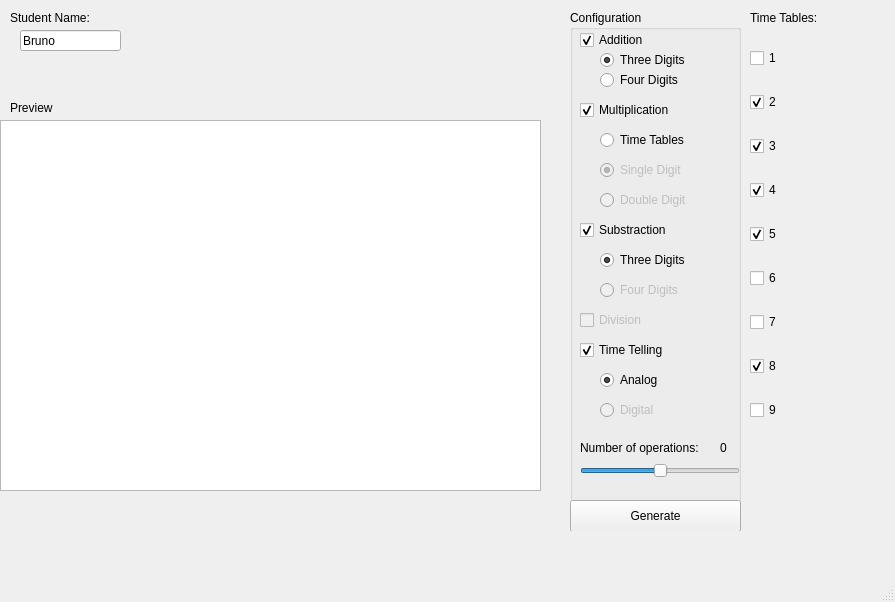
This is ui/multui.ui in miguelgarciaarribas/multroaster as Qt 5 draws it before an edit. The edited form follows.
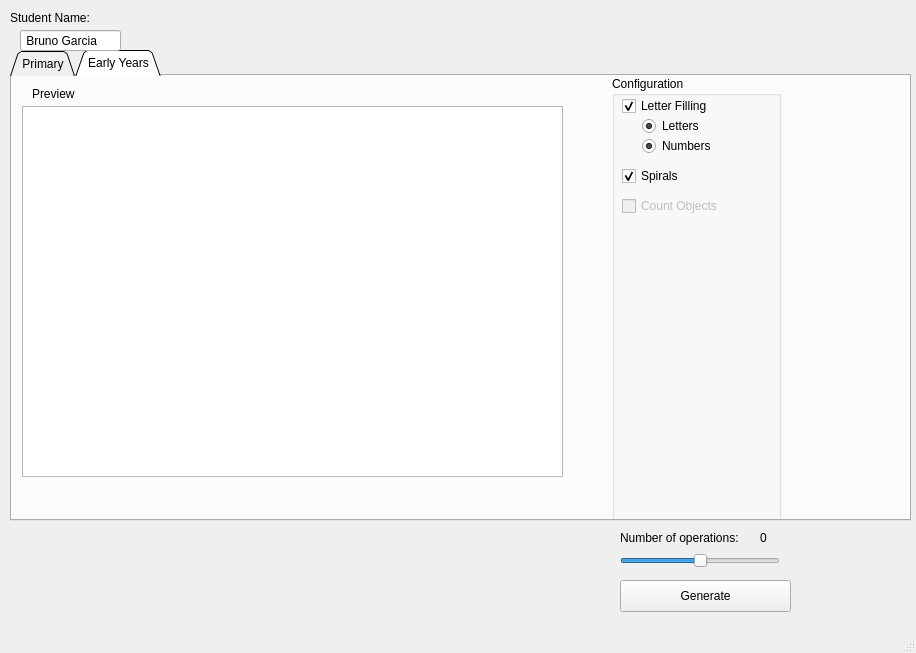
This is the edited form. The open tabs and pages were chosen to show the change.

Commit message:
Introduce support for Early Year operations
  Add a tabbed interface to configure operations for Primary and Early Years
  Introduce two new early year operations: Spirals and dotted letters

Patch:
```diff
--- a/ui/multui.ui
+++ b/ui/multui.ui
@@ -6,26 +6,167 @@
    <rect>
     <x>0</x>
     <y>0</y>
-    <width>895</width>
-    <height>602</height>
+    <width>916</width>
+    <height>653</height>
    </rect>
   </property>
   <property name="windowTitle">
    <string>MainWindow</string>
   </property>
   <widget class="QWidget" name="centralwidget">
-   <widget class="QWidget" name="gridLayoutWidget">
+   <widget class="QTabWidget" name="tabWidget">
     <property name="geometry">
      <rect>
-      <x>570</x>
+      <x>10</x>
+      <y>50</y>
+      <width>901</width>
+      <height>471</height>
+     </rect>
+    </property>
+    <property name="tabPosition">
+     <enum>QTabWidget::North</enum>
+    </property>
+    <property name="tabShape">
+     <enum>QTabWidget::Triangular</enum>
+    </property>
+    <property name="currentIndex">
+     <number>0</number>
+    </property>
+    <property name="documentMode">
+     <bool>false</bool>
+    </property>
+    <property name="tabsClosable">
+     <bool>false</bool>
+    </property>
+    <widget class="QWidget" name="tab">
+     <attribute name="title">
+      <string>Primary</string>
+     </attribute>
+     <widget class="QLabel" name="label">
+      <property name="geometry">
+       <rect>
+        <x>30</x>
       <y>10</y>
-      <width>171</width>
-      <height>521</height>
-     </rect>
-    </property>
-    <layout class="QGridLayout" name="gridLayout">
-     <item row="2" column="0">
+        <width>60</width>
+        <height>16</height>
+       </rect>
+      </property>
+      <property name="text">
+       <string>Preview</string>
+      </property>
+     </widget>
+     <widget class="QTextBrowser" name="resultDisplay">
+      <property name="geometry">
+       <rect>
+        <x>20</x>
+        <y>30</y>
+        <width>541</width>
+        <height>371</height>
+       </rect>
+      </property>
+     </widget>
+     <widget class="QWidget" name="verticalLayoutWidget">
+      <property name="geometry">
+       <rect>
+        <x>810</x>
+        <y>30</y>
+        <width>41</width>
+        <height>411</height>
+       </rect>
+      </property>
+      <layout class="QVBoxLayout" name="timetableGroup">
+       <item>
+        <widget class="QCheckBox" name="timeTable1">
+         <property name="text">
+          <string>1</string>
+         </property>
+         <property name="checked">
+          <bool>false</bool>
+         </property>
+        </widget>
+       </item>
+       <item>
+        <widget class="QCheckBox" name="timeTable2">
+         <property name="text">
+          <string>2</string>
+         </property>
+         <property name="checked">
+          <bool>true</bool>
+         </property>
+        </widget>
+       </item>
+       <item>
+        <widget class="QCheckBox" name="timeTable3">
+         <property name="text">
+          <string>3</string>
+         </property>
+         <property name="checked">
+          <bool>true</bool>
+         </property>
+        </widget>
+       </item>
+       <item>
+        <widget class="QCheckBox" name="timeTable4">
+         <property name="text">
+          <string>4</string>
+         </property>
+         <property name="checked">
+          <bool>true</bool>
+         </property>
+        </widget>
+       </item>
+       <item>
+        <widget class="QCheckBox" name="timeTable5">
+         <property name="text">
+          <string>5</string>
+         </property>
+         <property name="checked">
+          <bool>true</bool>
+         </property>
+        </widget>
+       </item>
+       <item>
+        <widget class="QCheckBox" name="timeTable6">
+         <property name="text">
+          <string>6</string>
+         </property>
+        </widget>
+       </item>
+       <item>
+        <widget class="QCheckBox" name="timeTable7">
+         <property name="text">
+          <string>7</string>
+         </property>
+        </widget>
+       </item>
+       <item>
+        <widget class="QCheckBox" name="timeTable8">
+         <property name="text">
+          <string>8</string>
+         </property>
+         <property name="checked">
+          <bool>true</bool>
+         </property>
+        </widget>
+       </item>
+       <item>
+        <widget class="QCheckBox" name="timeTable9">
+         <property name="text">
+          <string>9</string>
+         </property>
+        </widget>
+       </item>
+      </layout>
+     </widget>
       <widget class="QGroupBox" name="configPanel">
+      <property name="geometry">
+       <rect>
+        <x>610</x>
+        <y>0</y>
+        <width>169</width>
+        <height>441</height>
+       </rect>
+      </property>
        <property name="title">
         <string>Configuration</string>
        </property>
@@ -289,7 +430,156 @@
          <string>Digital</string>
         </property>
        </widget>
-       <widget class="QPushButton" name="generateButton">
+     </widget>
+     <widget class="QLabel" name="label_3">
+      <property name="geometry">
+       <rect>
+        <x>780</x>
+        <y>10</y>
+        <width>81</width>
+        <height>16</height>
+       </rect>
+      </property>
+      <property name="text">
+       <string>Time Tables:</string>
+      </property>
+     </widget>
+    </widget>
+    <widget class="QWidget" name="tab_2">
+     <attribute name="title">
+      <string>Early Years</string>
+     </attribute>
+     <widget class="QTextBrowser" name="resultDisplay_2">
+      <property name="geometry">
+       <rect>
+        <x>10</x>
+        <y>30</y>
+        <width>541</width>
+        <height>371</height>
+       </rect>
+      </property>
+     </widget>
+     <widget class="QLabel" name="label_5">
+      <property name="geometry">
+       <rect>
+        <x>20</x>
+        <y>10</y>
+        <width>60</width>
+        <height>16</height>
+       </rect>
+      </property>
+      <property name="text">
+       <string>Preview</string>
+      </property>
+     </widget>
+     <widget class="QGroupBox" name="configPanel_2">
+      <property name="geometry">
+       <rect>
+        <x>600</x>
+        <y>0</y>
+        <width>169</width>
+        <height>521</height>
+       </rect>
+      </property>
+      <property name="title">
+       <string>Configuration</string>
+      </property>
+      <widget class="QCheckBox" name="letterConfig">
+       <property name="geometry">
+        <rect>
+         <x>10</x>
+         <y>20</y>
+         <width>131</width>
+         <height>20</height>
+        </rect>
+       </property>
+       <property name="text">
+        <string>Letter Filling</string>
+       </property>
+       <property name="checked">
+        <bool>true</bool>
+       </property>
+      </widget>
+      <widget class="QCheckBox" name="multiplicationConfig_2">
+       <property name="enabled">
+        <bool>false</bool>
+       </property>
+       <property name="geometry">
+        <rect>
+         <x>10</x>
+         <y>120</y>
+         <width>141</width>
+         <height>20</height>
+        </rect>
+       </property>
+       <property name="text">
+        <string>Count Objects</string>
+       </property>
+       <property name="checked">
+        <bool>false</bool>
+       </property>
+      </widget>
+      <widget class="QRadioButton" name="letterCheck">
+       <property name="geometry">
+        <rect>
+         <x>30</x>
+         <y>40</y>
+         <width>100</width>
+         <height>20</height>
+        </rect>
+       </property>
+       <property name="text">
+        <string>Letters</string>
+       </property>
+       <property name="checked">
+        <bool>true</bool>
+       </property>
+       <property name="autoExclusive">
+        <bool>false</bool>
+       </property>
+      </widget>
+      <widget class="QCheckBox" name="spiralConfig">
+       <property name="enabled">
+        <bool>true</bool>
+       </property>
+       <property name="geometry">
+        <rect>
+         <x>10</x>
+         <y>90</y>
+         <width>141</width>
+         <height>20</height>
+        </rect>
+       </property>
+       <property name="text">
+        <string>Spirals</string>
+       </property>
+       <property name="checked">
+        <bool>true</bool>
+       </property>
+      </widget>
+      <widget class="QRadioButton" name="numberCheck">
+       <property name="enabled">
+        <bool>true</bool>
+       </property>
+       <property name="geometry">
+        <rect>
+         <x>30</x>
+         <y>60</y>
+         <width>100</width>
+         <height>20</height>
+        </rect>
+       </property>
+       <property name="text">
+        <string>Numbers</string>
+       </property>
+       <property name="checked">
+        <bool>true</bool>
+       </property>
+       <property name="autoExclusive">
+        <bool>false</bool>
+       </property>
+      </widget>
+      <widget class="QPushButton" name="generateButton_2">
         <property name="geometry">
          <rect>
           <x>0</x>
@@ -303,130 +593,78 @@
         </property>
        </widget>
       </widget>
-     </item>
-    </layout>
-   </widget>
-   <widget class="QTextBrowser" name="resultDisplay">
-    <property name="geometry">
-     <rect>
-      <x>0</x>
-      <y>120</y>
-      <width>541</width>
-      <height>371</height>
-     </rect>
-    </property>
+    </widget>
    </widget>
-   <widget class="QWidget" name="verticalLayoutWidget">
-    <property name="geometry">
-     <rect>
-      <x>750</x>
-      <y>30</y>
-      <width>41</width>
-      <height>411</height>
-     </rect>
-    </property>
-    <layout class="QVBoxLayout" name="timetableGroup">
-     <item>
-      <widget class="QCheckBox" name="timeTable1">
-       <property name="text">
-        <string>1</string>
-       </property>
-       <property name="checked">
-        <bool>false</bool>
-       </property>
-      </widget>
-     </item>
-     <item>
-      <widget class="QCheckBox" name="timeTable2">
-       <property name="text">
-        <string>2</string>
-       </property>
-       <property name="checked">
-        <bool>true</bool>
-       </property>
-      </widget>
-     </item>
-     <item>
-      <widget class="QCheckBox" name="timeTable3">
-       <property name="text">
-        <string>3</string>
-       </property>
-       <property name="checked">
-        <bool>true</bool>
-       </property>
-      </widget>
-     </item>
-     <item>
-      <widget class="QCheckBox" name="timeTable4">
-       <property name="text">
-        <string>4</string>
-       </property>
-       <property name="checked">
-        <bool>true</bool>
-       </property>
-      </widget>
-     </item>
-     <item>
-      <widget class="QCheckBox" name="timeTable5">
-       <property name="text">
-        <string>5</string>
-       </property>
-       <property name="checked">
-        <bool>true</bool>
-       </property>
-      </widget>
-     </item>
-     <item>
-      <widget class="QCheckBox" name="timeTable6">
-       <property name="text">
-        <string>6</string>
-       </property>
-      </widget>
-     </item>
-     <item>
-      <widget class="QCheckBox" name="timeTable7">
-       <property name="text">
-        <string>7</string>
-       </property>
-      </widget>
-     </item>
-     <item>
-      <widget class="QCheckBox" name="timeTable8">
-       <property name="text">
-        <string>8</string>
-       </property>
-       <property name="checked">
-        <bool>true</bool>
-       </property>
-      </widget>
-     </item>
-     <item>
-      <widget class="QCheckBox" name="timeTable9">
-       <property name="text">
-        <string>9</string>
-       </property>
-      </widget>
-     </item>
-    </layout>
-   </widget>
-   <widget class="QLabel" name="label">
+   <widget class="QLabel" name="label_4">
     <property name="geometry">
      <rect>
       <x>10</x>
-      <y>100</y>
-      <width>60</width>
+      <y>10</y>
+      <width>91</width>
       <height>16</height>
      </rect>
     </property>
     <property name="text">
-     <string>Preview</string>
+     <string>Student Name:</string>
+    </property>
+   </widget>
+   <widget class="QLineEdit" name="studentName">
+    <property name="geometry">
+     <rect>
+      <x>20</x>
+      <y>30</y>
+      <width>101</width>
+      <height>21</height>
+     </rect>
+    </property>
+    <property name="text">
+     <string> Bruno Garcia</string>
+    </property>
+   </widget>
+   <widget class="QPushButton" name="generateButton">
+    <property name="geometry">
+     <rect>
+      <x>620</x>
+      <y>580</y>
+      <width>171</width>
+      <height>32</height>
+     </rect>
+    </property>
+    <property name="text">
+     <string>Generate</string>
+    </property>
+   </widget>
+   <widget class="QLabel" name="operationCount">
+    <property name="geometry">
+     <rect>
+      <x>760</x>
+      <y>530</y>
+      <width>21</width>
+      <height>16</height>
+     </rect>
+    </property>
+    <property name="text">
+     <string>0</string>
+    </property>
+   </widget>
+   <widget class="QLabel" name="label_2">
+    <property name="geometry">
+     <rect>
+      <x>620</x>
+      <y>530</y>
+      <width>141</width>
+      <height>16</height>
+     </rect>
+    </property>
+    <property name="text">
+     <string>Number of operations:</string>
     </property>
    </widget>
    <widget class="QSlider" name="operationAmountSlider">
     <property name="geometry">
      <rect>
-      <x>580</x>
-      <y>460</y>
+      <x>620</x>
+      <y>550</y>
       <width>160</width>
       <height>22</height>
      </rect>
@@ -450,71 +688,6 @@
      <enum>Qt::Horizontal</enum>
     </property>
    </widget>
-   <widget class="QLabel" name="label_2">
-    <property name="geometry">
-     <rect>
-      <x>580</x>
-      <y>440</y>
-      <width>141</width>
-      <height>16</height>
-     </rect>
-    </property>
-    <property name="text">
-     <string>Number of operations:</string>
-    </property>
-   </widget>
-   <widget class="QLabel" name="operationCount">
-    <property name="geometry">
-     <rect>
-      <x>720</x>
-      <y>440</y>
-      <width>21</width>
-      <height>16</height>
-     </rect>
-    </property>
-    <property name="text">
-     <string>0</string>
-    </property>
-   </widget>
-   <widget class="QLabel" name="label_3">
-    <property name="geometry">
-     <rect>
-      <x>750</x>
-      <y>10</y>
-      <width>81</width>
-      <height>16</height>
-     </rect>
-    </property>
-    <property name="text">
-     <string>Time Tables:</string>
-    </property>
-   </widget>
-   <widget class="QLineEdit" name="studentName">
-    <property name="geometry">
-     <rect>
-      <x>20</x>
-      <y>30</y>
-      <width>101</width>
-      <height>21</height>
-     </rect>
-    </property>
-    <property name="text">
-     <string>Bruno</string>
-    </property>
-   </widget>
-   <widget class="QLabel" name="label_4">
-    <property name="geometry">
-     <rect>
-      <x>10</x>
-      <y>10</y>
-      <width>91</width>
-      <height>16</height>
-     </rect>
-    </property>
-    <property name="text">
-     <string>Student Name:</string>
-    </property>
-   </widget>
   </widget>
   <widget class="QStatusBar" name="statusbar"/>
   <widget class="QMenuBar" name="menubar">
```
Left out of the diff: 2 changed lines with no effect on the pictures. Lines whose indentation alone changed are shown as unchanged. The commit also changes 9 other files.
